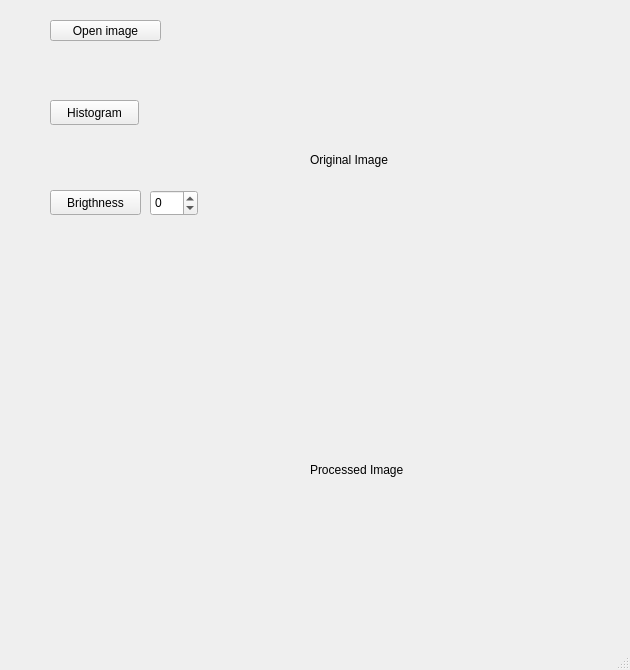
Above: mainwindow.ui from alumertz/fpi2 before the change. Below: the same form after it.
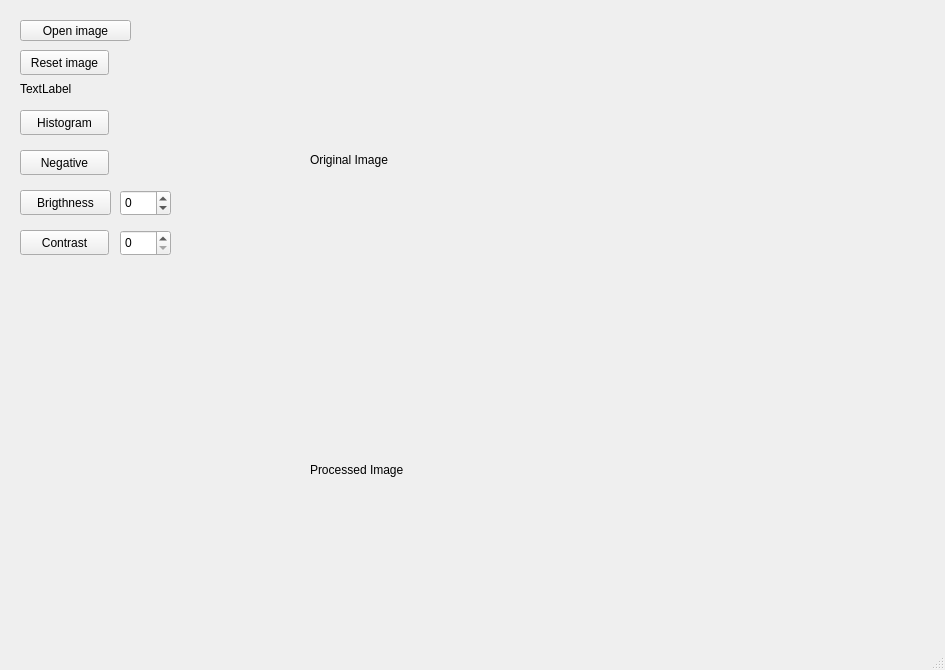
That is the form after the change.

Commit message: Tentando chart

```diff
--- a/mainwindow.ui
+++ b/mainwindow.ui
@@ -6,7 +6,7 @@
    <rect>
     <x>0</x>
     <y>0</y>
-    <width>630</width>
+    <width>945</width>
     <height>670</height>
    </rect>
   </property>
@@ -17,8 +17,8 @@
    <widget class="QPushButton" name="histogramButton">
     <property name="geometry">
      <rect>
-      <x>50</x>
-      <y>100</y>
+      <x>20</x>
+      <y>110</y>
       <width>89</width>
       <height>25</height>
      </rect>
@@ -30,7 +30,7 @@
    <widget class="QPushButton" name="openButton">
     <property name="geometry">
      <rect>
-      <x>50</x>
+      <x>20</x>
       <y>20</y>
       <width>111</width>
       <height>21</height>
@@ -69,9 +69,9 @@
    <widget class="QSpinBox" name="brightBox">
     <property name="geometry">
      <rect>
-      <x>150</x>
+      <x>120</x>
       <y>190</y>
-      <width>48</width>
+      <width>51</width>
       <height>26</height>
      </rect>
     </property>
@@ -85,7 +85,7 @@
    <widget class="QPushButton" name="brigthButton">
     <property name="geometry">
      <rect>
-      <x>50</x>
+      <x>20</x>
       <y>190</y>
       <width>91</width>
       <height>25</height>
@@ -95,6 +95,102 @@
      <string>Brigthness</string>
     </property>
    </widget>
+   <widget class="QPushButton" name="resetButton">
+    <property name="geometry">
+     <rect>
+      <x>20</x>
+      <y>50</y>
+      <width>89</width>
+      <height>25</height>
+     </rect>
+    </property>
+    <property name="text">
+     <string>Reset image</string>
+    </property>
+   </widget>
+   <widget class="QPushButton" name="contrastButton">
+    <property name="geometry">
+     <rect>
+      <x>20</x>
+      <y>230</y>
+      <width>89</width>
+      <height>25</height>
+     </rect>
+    </property>
+    <property name="text">
+     <string>Contrast</string>
+    </property>
+   </widget>
+   <widget class="QSpinBox" name="contrastBox">
+    <property name="geometry">
+     <rect>
+      <x>120</x>
+      <y>230</y>
+      <width>51</width>
+      <height>26</height>
+     </rect>
+    </property>
+    <property name="maximum">
+     <number>255</number>
+    </property>
+    <property name="singleStep">
+     <number>1</number>
+    </property>
+    <property name="stepType">
+     <enum>QAbstractSpinBox::DefaultStepType</enum>
+    </property>
+    <property name="displayIntegerBase">
+     <number>10</number>
+    </property>
+   </widget>
+   <widget class="QLabel" name="label">
+    <property name="geometry">
+     <rect>
+      <x>20</x>
+      <y>80</y>
+      <width>67</width>
+      <height>17</height>
+     </rect>
+    </property>
+    <property name="text">
+     <string>TextLabel</string>
+    </property>
+   </widget>
+   <widget class="QPushButton" name="negativeButton">
+    <property name="geometry">
+     <rect>
+      <x>20</x>
+      <y>150</y>
+      <width>89</width>
+      <height>25</height>
+     </rect>
+    </property>
+    <property name="text">
+     <string>Negative</string>
+    </property>
+   </widget>
+   <widget class="QFrame" name="originalChart">
+    <property name="geometry">
+     <rect>
+      <x>630</x>
+      <y>10</y>
+      <width>300</width>
+      <height>300</height>
+     </rect>
+    </property>
+    <layout class="QHBoxLayout" name="horizontalLayout"/>
+   </widget>
+   <widget class="QFrame" name="newChart">
+    <property name="geometry">
+     <rect>
+      <x>630</x>
+      <y>340</y>
+      <width>300</width>
+      <height>300</height>
+     </rect>
+    </property>
+    <layout class="QHBoxLayout" name="horizontalLayout_2"/>
+   </widget>
   </widget>
   <widget class="QMenuBar" name="menubar">
    <property name="geometry">
```
Left out of the diff: 2 changed lines with no effect on the pictures. The commit also changes 5 other files.
